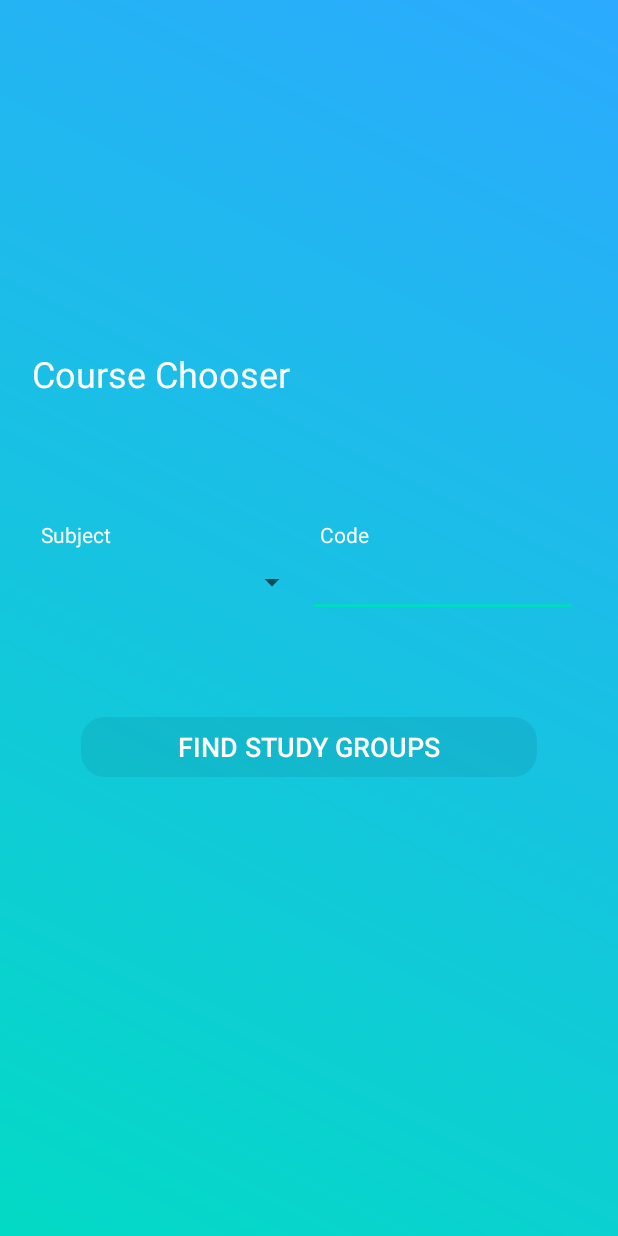
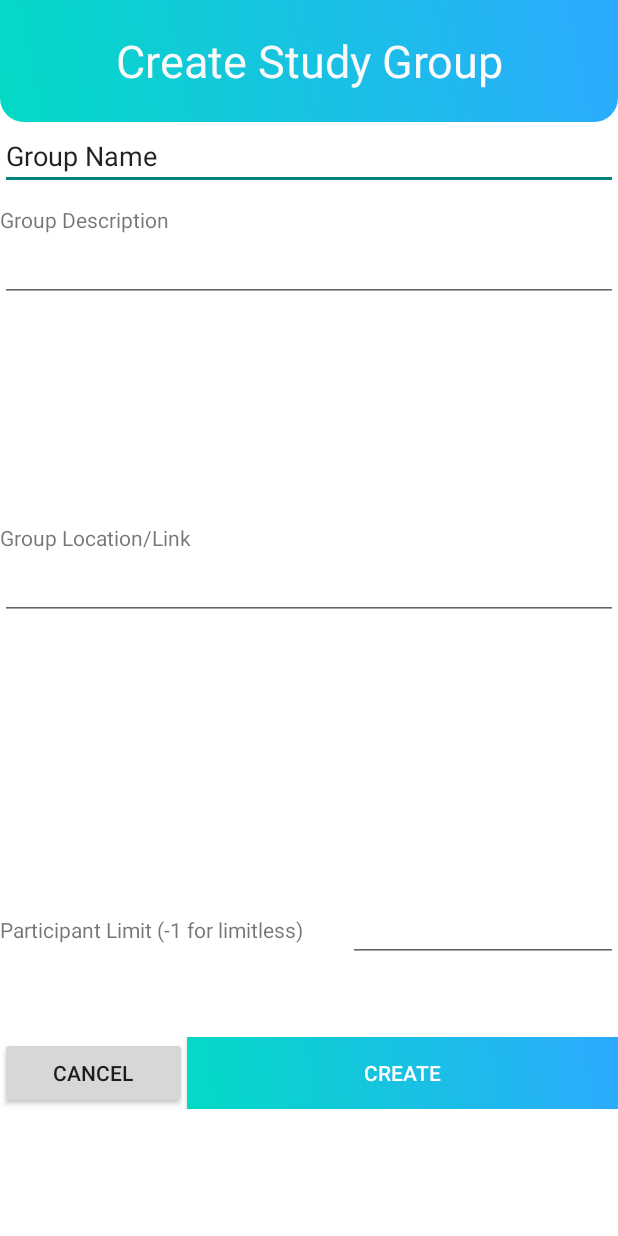
Before and after one commit to sliu2017/Slackr-Final-Project, an Android app: the CreateGroupActivity screen opened directly, with no data from a screen before it, on a phone screen of 412 x 824 dp. Run offline under Robolectric (Android 15) with nearby library versions, the light colour scheme and no system bars.

Commit message:
Added Create Study Group

```diff
--- a/Final_project/app/src/main/java/com/example/slackr/CreateGroupActivity.kt
+++ b/Final_project/app/src/main/java/com/example/slackr/CreateGroupActivity.kt
@@ -1,13 +1,35 @@
 package com.example.slackr
 
+import android.content.Intent
 import android.os.Bundle
+import android.widget.Button
+import android.widget.EditText
 
 import androidx.appcompat.app.AppCompatActivity
 
 class CreateGroupActivity : AppCompatActivity() {
     override fun onCreate(savedInstanceState: Bundle?) {
         super.onCreate(savedInstanceState)
-        setContentView(R.layout.activity_match)
+        setContentView(R.layout.activity_create_group)
+
+        var mGroupName: EditText = findViewById(R.id.groupName)
+        var mGroupDescription: EditText = findViewById(R.id.groupParticipantLimit)
+        var mGroupLogistics: EditText = findViewById(R.id.groupLogistics)
+        var mGroupParticipantLimit: EditText = findViewById(R.id.groupParticipantLimit)
+        var mCancelGroupButton: Button = findViewById(R.id.cancelGroupButton)
+        var mCreateGroupButton: Button = findViewById(R.id.createGroupButton)
+
+
+
+        mCancelGroupButton!!.setOnClickListener {
+            val intent = Intent(this@CreateGroupActivity, DashBoardActivity::class.java)
+            startActivity(intent)
+        }
+
+        mCreateGroupButton!!.setOnClickListener {
+            val intent = Intent(this@CreateGroupActivity, DashBoardActivity::class.java)
+            startActivity(intent)
+        }
 
     }
 }
--- a/Final_project/app/src/main/java/com/example/slackr/DashBoardActivity.kt
+++ b/Final_project/app/src/main/java/com/example/slackr/DashBoardActivity.kt
@@ -58,8 +58,11 @@ class DashBoardActivity : AppCompatActivity() {
 
             startActivity(intent)
         }
+    }
 
-
-
+    override fun onBackPressed() {
+        mAuth!!.signOut()
+        val intent = Intent(this@DashBoardActivity, LoginActivity::class.java)
+        startActivity(intent)
     }
 }
--- a/Final_project/app/src/main/java/com/example/slackr/LoginActivity.kt
+++ b/Final_project/app/src/main/java/com/example/slackr/LoginActivity.kt
@@ -90,6 +90,13 @@ class LoginActivity : AppCompatActivity() {
 
     }
 
+    override fun onBackPressed() {
+        val a = Intent(Intent.ACTION_MAIN)
+        a.addCategory(Intent.CATEGORY_HOME)
+        a.flags = Intent.FLAG_ACTIVITY_NEW_TASK
+        startActivity(a)
+    }
+
     companion object {
         const val USER_EMAIL = "com.example.slackr.useremail"
         const val USER_ID = "user_id"
--- /dev/null
+++ b/Final_project/app/src/main/java/com/example/slackr/StudyGroup.kt
@@ -0,0 +1,11 @@
+package com.example.slackr
+
+class StudyGroup {
+    var groupId: String? = null
+    var groupName: String? = null
+    var groupDescription: String? = null
+    var groupLogistics: String? = null
+    var groupLearningStyle: String? = null
+    var groupParticipants = null
+    var groupParticipantLimit: Int? = null
+}
--- a/Final_project/app/src/main/res/layout/activity_create_group.xml
+++ b/Final_project/app/src/main/res/layout/activity_create_group.xml
@@ -1,6 +1,5 @@
 <?xml version="1.0" encoding="utf-8"?>
-<LinearLayout
-    xmlns:android="http://schemas.android.com/apk/res/android"
+<LinearLayout xmlns:android="http://schemas.android.com/apk/res/android"
     xmlns:app="http://schemas.android.com/apk/res-auto"
     xmlns:tools="http://schemas.android.com/tools"
     android:layout_width="match_parent"
@@ -13,7 +12,7 @@
 
     <LinearLayout
         android:layout_width="match_parent"
-        android:layout_height="2dp"
+        android:layout_height="wrap_content"
         android:layout_weight="1"
         android:background="@drawable/header_bg"
         android:gravity="center"
@@ -23,11 +22,116 @@
         <TextView
             android:layout_width="396dp"
             android:layout_height="wrap_content"
-            android:text="Create Group"
+            android:text="Create Study Group"
             android:textAlignment="center"
             android:textColor="#fafafa"
             android:textSize="30sp" />
 
     </LinearLayout>
 
+    <LinearLayout
+        android:layout_width="match_parent"
+        android:layout_height="593dp"
+        android:layout_weight="1"
+        android:orientation="vertical">
+
+        <LinearLayout
+            android:layout_width="match_parent"
+            android:layout_height="55dp"
+            android:orientation="vertical">
+
+            <EditText
+                android:id="@+id/groupName"
+                android:layout_width="match_parent"
+                android:layout_height="wrap_content"
+                android:ems="10"
+                android:inputType="textPersonName"
+                android:text="Group Name" />
+        </LinearLayout>
+
+        <LinearLayout
+            android:layout_width="match_parent"
+            android:layout_height="212dp"
+            android:orientation="vertical">
+
+            <TextView
+                android:id="@+id/groupDescriptionTextView"
+                android:layout_width="match_parent"
+                android:layout_height="wrap_content"
+                android:text="Group Description" />
+
+            <EditText
+                android:id="@+id/groupDescription"
+                android:layout_width="match_parent"
+                android:layout_height="wrap_content"
+                android:ems="10"
+                android:gravity="start|top"
+                android:inputType="textMultiLine" />
+
+        </LinearLayout>
+
+        <LinearLayout
+            android:layout_width="match_parent"
+            android:layout_height="247dp"
+            android:orientation="vertical">
+
+            <TextView
+                android:id="@+id/groupLogisticsTextView"
+                android:layout_width="match_parent"
+                android:layout_height="wrap_content"
+                android:text="Group Location/Link" />
+
+            <EditText
+                android:id="@+id/groupLogistics"
+                android:layout_width="match_parent"
+                android:layout_height="wrap_content"
+                android:ems="10"
+                android:gravity="start|top"
+                android:inputType="textMultiLine" />
+        </LinearLayout>
+
+        <LinearLayout
+            android:layout_width="match_parent"
+            android:layout_height="53dp"
+            android:orientation="horizontal">
+
+            <TextView
+                android:id="@+id/groupParticipantLimitTextView"
+                android:layout_width="65dp"
+                android:layout_height="wrap_content"
+                android:layout_weight="1"
+                android:text="Participant Limit (-1 for limitless)" />
+
+            <EditText
+                android:id="@+id/groupParticipantLimit"
+                android:layout_width="13dp"
+                android:layout_height="wrap_content"
+                android:layout_weight="1"
+                android:ems="10"
+                android:inputType="number" />
+        </LinearLayout>
+
+    </LinearLayout>
+
+    <LinearLayout
+        android:layout_width="match_parent"
+        android:layout_height="wrap_content">
+
+        <Button
+            android:id="@+id/cancelGroupButton"
+            android:layout_width="match_parent"
+            android:layout_height="match_parent"
+            android:layout_weight="1"
+            android:text="Cancel" />
+
+        <Button
+            android:id="@+id/createGroupButton"
+            android:layout_width="575dp"
+            android:layout_height="wrap_content"
+            android:layout_weight="1"
+            android:background="@drawable/bg"
+            android:text="Create"
+            android:textColor="#FFFFFF" />
+    </LinearLayout>
+
 </LinearLayout>
--- a/Final_project/app/src/main/res/layout/activity_create_group_prompt.xml
+++ b/Final_project/app/src/main/res/layout/activity_create_group_prompt.xml
@@ -40,8 +40,8 @@
             android:layout_marginStart="16dp"
             android:layout_marginBottom="16dp"
             android:layout_weight="1"
+            android:text="No"
             android:background="@drawable/linear"
-            android:text="No"
             android:textColor="#FFFFFF" />
 
         <Button
@@ -51,8 +51,8 @@
             android:layout_marginStart="16dp"
             android:layout_marginBottom="16dp"
             android:layout_weight="1"
+            android:text="Yes"
             android:background="@drawable/linear"
-            android:text="Yes"
             android:textColor="#FFFFFF" />
     </LinearLayout>
 
```
